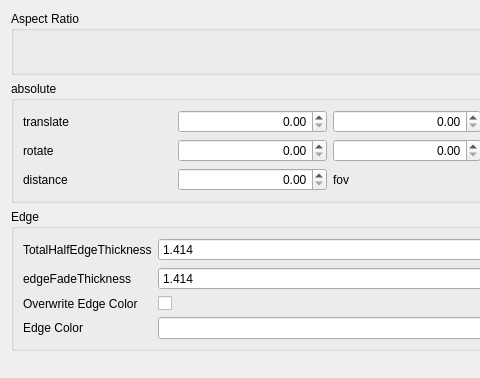
The window that src/gui/ViewportControl.ui (openscad/openscad) describes before a commit, drawn with Qt 5; both pictures show x 0 to 480 and y 0 to 378 of the 659 by 506 pixel window.
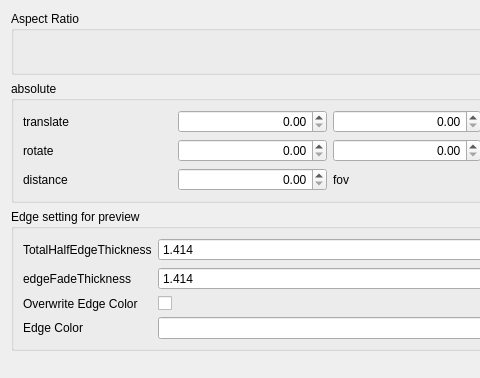
The same window after the commit.

```diff
--- a/src/gui/ViewportControl.ui
+++ b/src/gui/ViewportControl.ui
@@ -179,7 +179,7 @@
    <item row="3" column="1">
     <widget class="QGroupBox" name="groupBoxEdge">
      <property name="title">
-      <string>Edge</string>
+      <string>Edge setting for preview</string>
      </property>
      <layout class="QFormLayout" name="formLayout">
       <item row="1" column="0">
```
Left out of the diff: 3 changed lines with no effect on the pictures.
